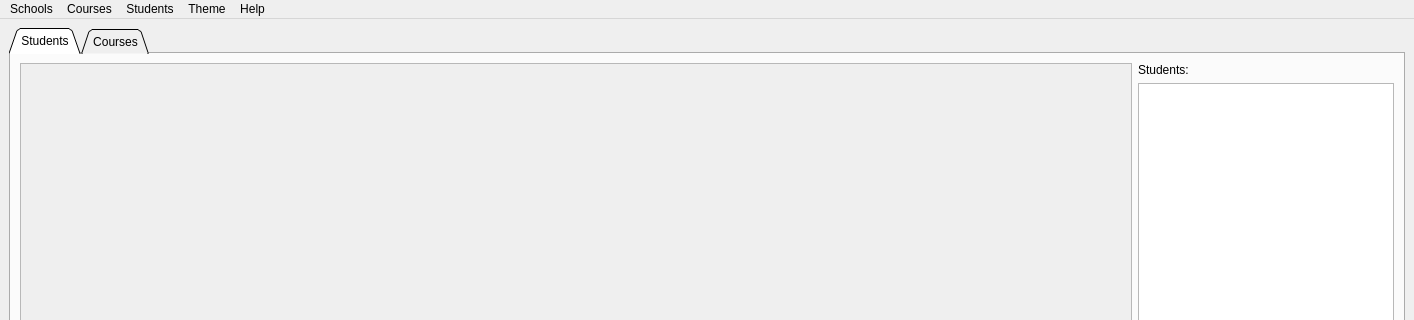
Qt form ui/main_menu.ui (Jared-Gross/Gradebook) before a commit; both pictures show x 0 to 1414 and y 0 to 320 of the 1414 by 784 pixel window.
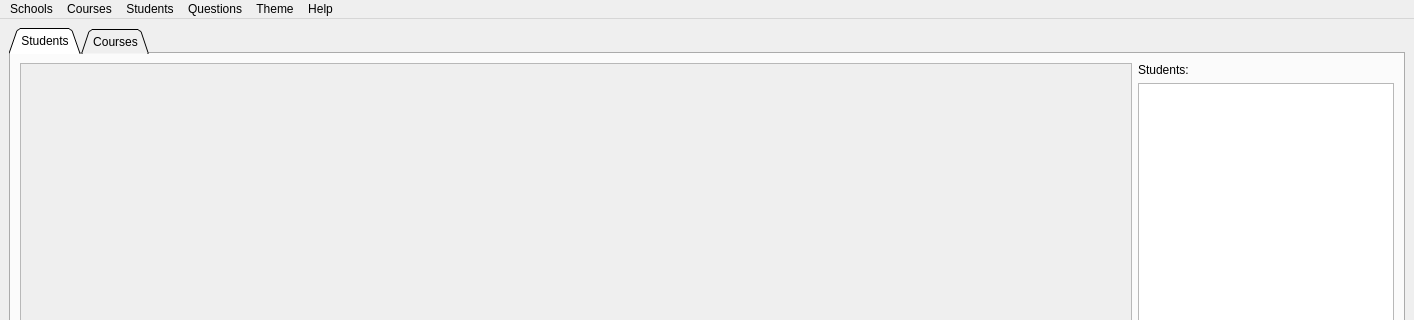
The same form after that commit.

Commit message: questions editor implemented

```diff
--- a/ui/main_menu.ui
+++ b/ui/main_menu.ui
@@ -184,7 +184,7 @@
      <x>0</x>
      <y>0</y>
      <width>1414</width>
-     <height>21</height>
+     <height>22</height>
     </rect>
    </property>
    <widget class="QMenu" name="menuCourses">
@@ -228,9 +228,16 @@
     <addaction name="actionAbout"/>
     <addaction name="actionAbout_Qt"/>
    </widget>
+   <widget class="QMenu" name="menuQuestions">
+    <property name="title">
+     <string>Questions</string>
+    </property>
+    <addaction name="actionOpen_Questions_Editor"/>
+   </widget>
    <addaction name="menuSchools"/>
    <addaction name="menuCourses"/>
    <addaction name="menuStudents"/>
+   <addaction name="menuQuestions"/>
    <addaction name="menuTheme"/>
    <addaction name="menuHelp"/>
   </widget>
```
Left out of the diff: 9 changed lines with no effect on the pictures. The commit also changes 17 other files.
